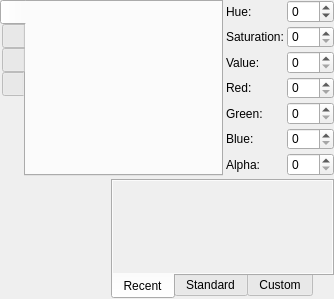
Qt form src/klfcolorchoosewidgetui.ui (CryFeiFei/klatexformula) before a commit.
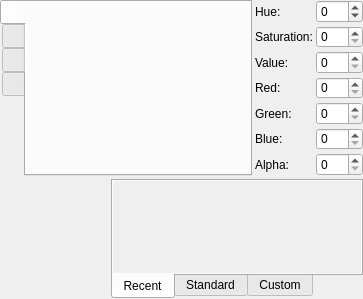
The same form after that commit. The open tabs and pages were chosen to show the change. Icons and pictures are not drawn. Custom widgets are drawn as their Qt base class.

Patch:
```diff
--- a/src/klfcolorchoosewidgetui.ui
+++ b/src/klfcolorchoosewidgetui.ui
@@ -6,7 +6,7 @@
    <rect>
     <x>0</x>
     <y>0</y>
-    <width>334</width>
+    <width>363</width>
     <height>294</height>
    </rect>
   </property>
@@ -1030,8 +1030,8 @@
            <rect>
             <x>0</x>
             <y>0</y>
-            <width>223</width>
-            <height>97</height>
+            <width>245</width>
+            <height>89</height>
            </rect>
           </property>
          </widget>
```
Left out of the diff: 2 changed lines with no effect on the pictures.
